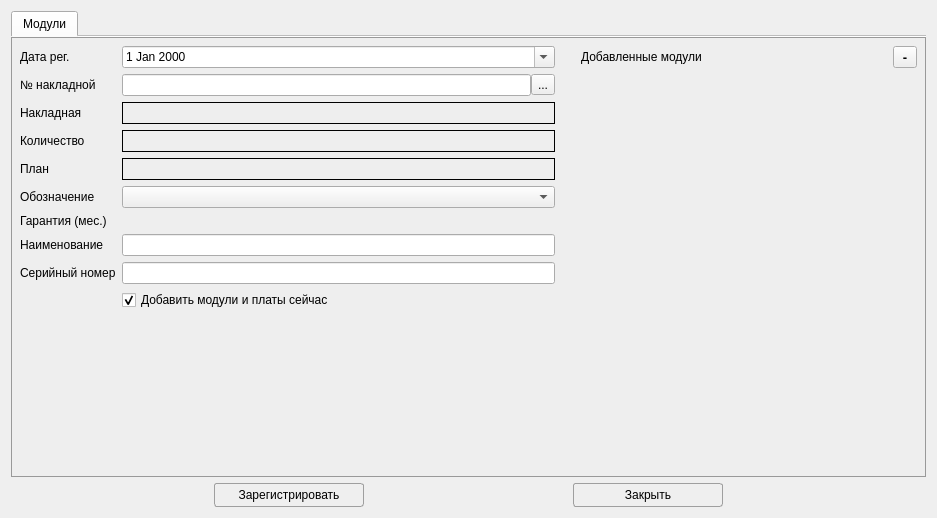
Old version of the form Remont/createmodwindow.ui in the repository AlexeyScherbakov2021/Remont2.
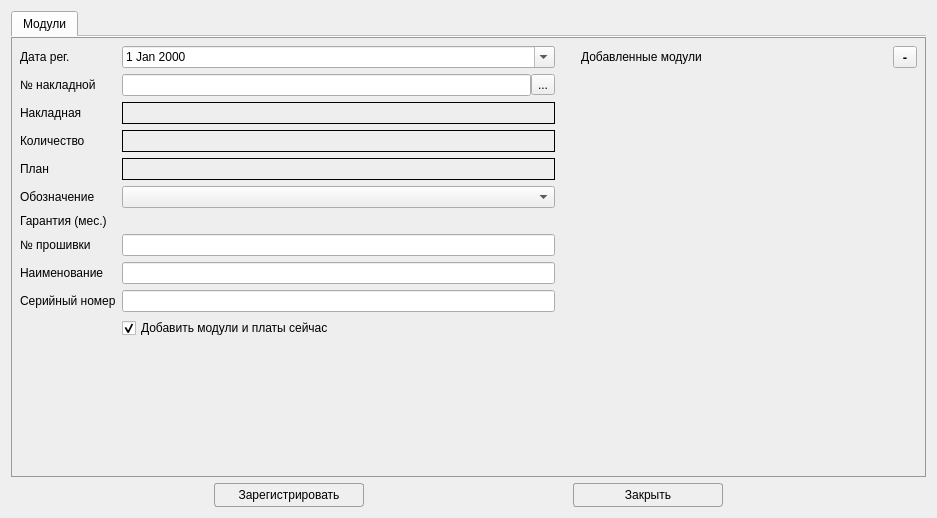
New version of the form. Icons and pictures are not drawn. Custom widgets are drawn as their Qt base class.

Patch:
```diff
--- a/Remont/createmodwindow.ui
+++ b/Remont/createmodwindow.ui
@@ -288,6 +288,16 @@
                </property>
               </widget>
              </item>
+             <item row="7" column="0">
+              <widget class="QLabel" name="label">
+               <property name="text">
+                <string>№ прошивки</string>
+               </property>
+              </widget>
+             </item>
+             <item row="7" column="1">
+              <widget class="QLineEdit" name="leNumber2"/>
+             </item>
             </layout>
            </item>
           </layout>
```
